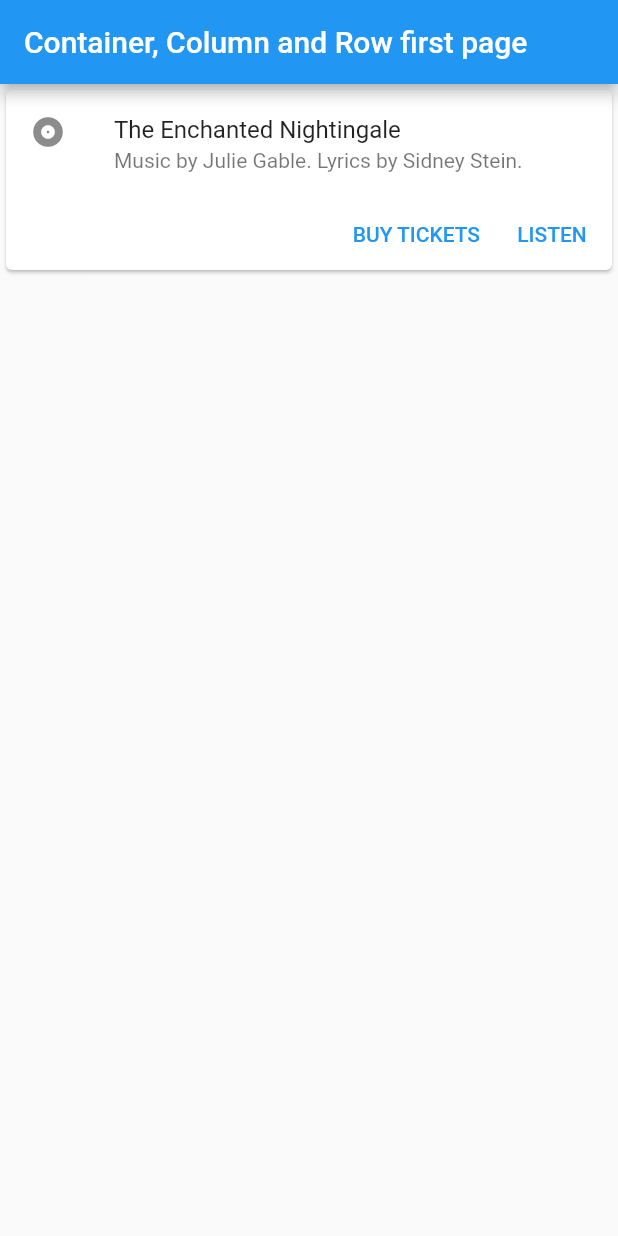
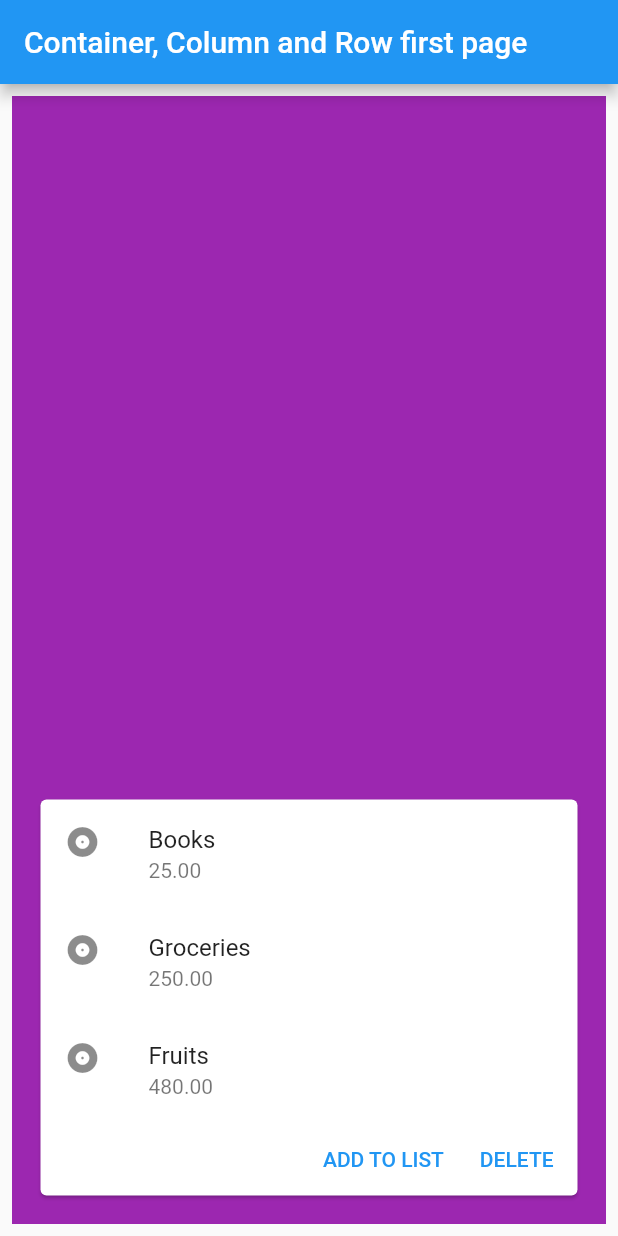
Before and after one commit to sanjibsinha/better_flutter, a Flutter app: the screen it shows after launch, on a phone screen of 412 x 824 dp. Run offline on Flutter 3.47's test engine with Material 2 defaults, Android fonts, the light colour scheme and no system bars.

Commit message:
updating container, column, and row

```diff
--- a/lib/chapter_two/container_column_and_row/view/container_column_row.dart
+++ b/lib/chapter_two/container_column_and_row/view/container_column_row.dart
@@ -31,7 +31,14 @@ class CCRFirstPageBody extends StatelessWidget {
 
   @override
   Widget build(BuildContext context) {
-    return Column(
+    return Container(
+      margin: EdgeInsets.all(8),
+      padding: EdgeInsets.all(15),
+      decoration: BoxDecoration(
+        color: Colors.purple,
+      ),
+      child: Column(
+        mainAxisAlignment: MainAxisAlignment.end,
         children: [
           Card(
             child: Column(
@@ -39,19 +46,29 @@ class CCRFirstPageBody extends StatelessWidget {
               children: <Widget>[
                 const ListTile(
                   leading: Icon(Icons.album),
-                title: Text('The Enchanted Nightingale'),
-                subtitle: Text('Music by Julie Gable. Lyrics by Sidney Stein.'),
+                  title: Text('Books'),
+                  subtitle: Text('25.00'),
+                ),
+                const ListTile(
+                  leading: Icon(Icons.album),
+                  title: Text('Groceries'),
+                  subtitle: Text('250.00'),
+                ),
+                const ListTile(
+                  leading: Icon(Icons.album),
+                  title: Text('Fruits'),
+                  subtitle: Text('480.00'),
                 ),
                 Row(
                   mainAxisAlignment: MainAxisAlignment.end,
                   children: <Widget>[
                     TextButton(
-                    child: const Text('BUY TICKETS'),
+                      child: const Text('ADD TO LIST'),
                       onPressed: () {/* ... */},
                     ),
                     const SizedBox(width: 8),
                     TextButton(
-                    child: const Text('LISTEN'),
+                      child: const Text('DELETE'),
                       onPressed: () {/* ... */},
                     ),
                     const SizedBox(width: 8),
@@ -61,6 +78,7 @@ class CCRFirstPageBody extends StatelessWidget {
             ),
           ),
         ],
+      ),
     );
   }
 }
```
Lines whose indentation alone changed are shown as unchanged.
